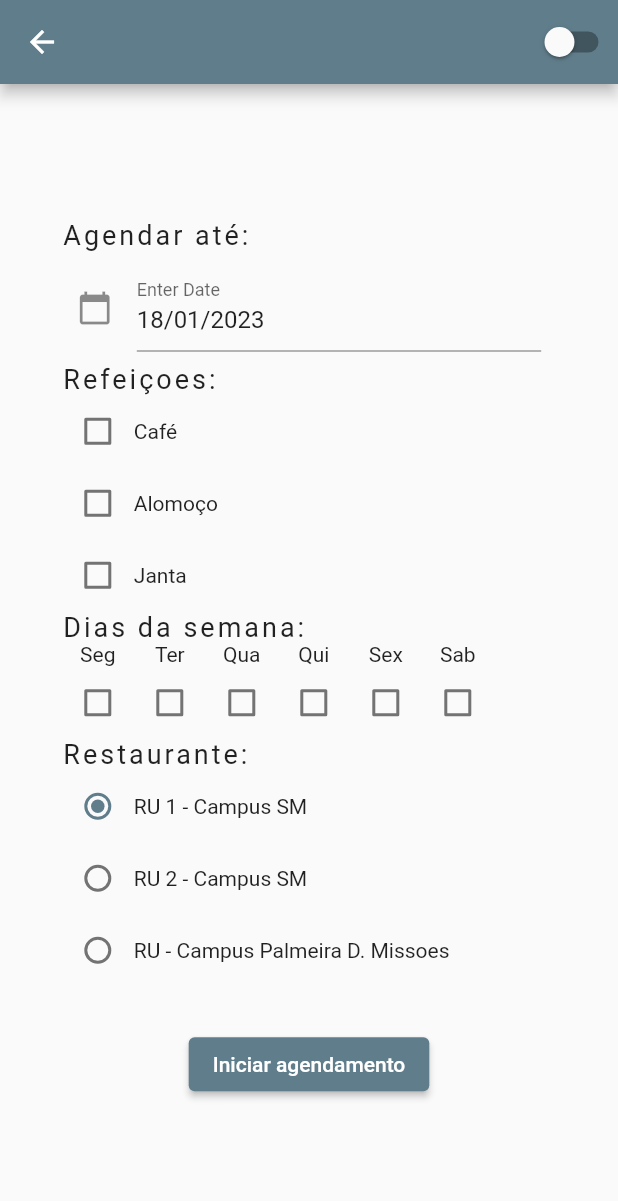
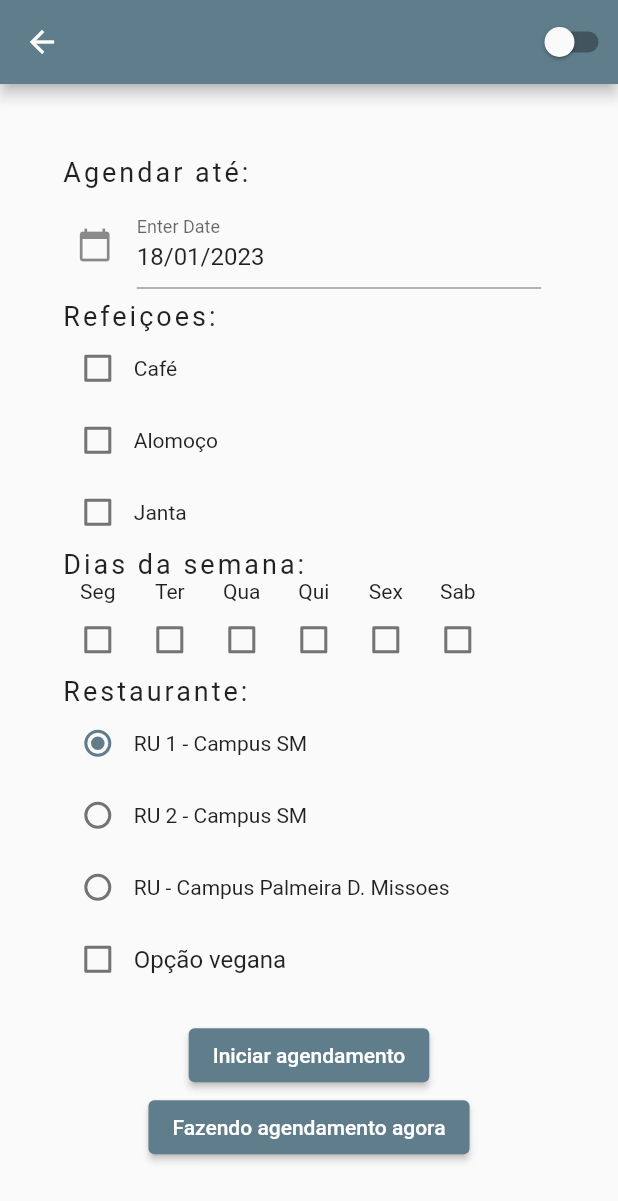
Before and after one commit to crazynds/AgendAiUFSM, a Flutter app: the MyHomePage screen opened directly with empty values, on a phone screen of 412 x 824 dp. Shown: the top 1201 px of the screen. Run offline on Flutter 3.47's test engine with Material 2 defaults, Android fonts, the phone set to English and light mode, and no system bars; our stand-ins replace cookie_jar, dio, dio_cookie_manager, flutter_dotenv, image_picker; missing offline and left inert: flutter_tesseract_ocr, workmanager.

Commit message:
feat: adicionado item de vegano e sistema de adicionar na fila os próximos agendamentos

```diff
--- a/lib/controllers/HttpController.dart
+++ b/lib/controllers/HttpController.dart
@@ -10,6 +10,7 @@ class HttpController {
 
   final dio = Dio();
   final cookieJar = CookieJar();
+  late CookieManager cookieManager;
 
   Map<String, String> globalHeaders = {
     HttpHeaders.acceptHeader: '*/*',
@@ -17,7 +18,8 @@ class HttpController {
   };
 
   HttpController() {
-    dio.interceptors.add(CookieManager(cookieJar));
+    cookieManager = CookieManager(cookieJar);
+    dio.interceptors.add(cookieManager);
   }
 
   Future<Response<dynamic>> post(String url, Options options, Map body) async {
--- a/lib/controllers/OCRController.dart
+++ b/lib/controllers/OCRController.dart
@@ -35,5 +35,7 @@ class OCRController {
   Future<void> fixRecycle() async {
     await getText(
         'https://tesseract.projectnaptha.com/img/eng_bw.png', ['eng'], {});
+
+    print("executou fix recycle");
   }
 }
--- a/lib/main.dart
+++ b/lib/main.dart
@@ -10,9 +10,9 @@ import 'package:workmanager/workmanager.dart';
 @pragma('vm:entry-point')
 void callbackDispatcher() {
   Workmanager().executeTask((task, inputData) async {
+    await OCRController.instance.fixRecycle();
     await FileController.loadDirectory();
     await WorkmanagerController.callable(task, inputData);
-    await OCRController.instance.fixRecycle();
     return true;
   });
 }
--- a/lib/models/Model.dart
+++ b/lib/models/Model.dart
@@ -2,6 +2,7 @@ import 'package:agendai_ufsm/controllers/FileController.dart';
 import 'package:agendai_ufsm/models/History.dart';
 import 'package:agendai_ufsm/models/RuSchedule.dart';
 import 'package:agendai_ufsm/models/RuScheduleConfiguration.dart';
+import 'package:agendai_ufsm/models/User.dart';
 
 abstract class Model {
   static final Map _instaces = {};
@@ -15,6 +16,8 @@ abstract class Model {
         return RuSchedule.fromJson(json) as T;
       case History:
         return History.fromJson(json) as T;
+      case User:
+        return User.fromJson(json) as T;
       default:
         throw UnimplementedError();
     }
--- a/lib/models/RuScheduleConfiguration.dart
+++ b/lib/models/RuScheduleConfiguration.dart
@@ -6,7 +6,7 @@ class RuScheduleConfiguration extends Model {
   static final String _fileName = 'scheduleConfig.json';
   List<bool> dayOfWeek;
 
-  bool cafe, almoco, janta;
+  bool cafe, almoco, janta, vegano;
   RestauranteUFSM local;
 
   DateTime fimSchedule;
@@ -17,7 +17,8 @@ class RuScheduleConfiguration extends Model {
       required this.janta,
       required this.local,
       required this.dayOfWeek,
-      required this.fimSchedule});
+      required this.fimSchedule,
+      required this.vegano});
 
   @override
   factory RuScheduleConfiguration.fromJson(Map<String, dynamic> data) =>
@@ -31,7 +32,8 @@ class RuScheduleConfiguration extends Model {
                   DateFormat("dd/MM/yyyy")
                       .format(DateTime.now().subtract(Duration(days: 3)))),
           dayOfWeek: List<bool>.from(data['dayOfWeek'] ??
-              [false, false, false, false, false, false, false]));
+              [false, false, false, false, false, false, false]),
+          vegano: data['vegano'] ?? false);
 
   @override
   Map<String, dynamic> toJson() => {
@@ -40,7 +42,8 @@ class RuScheduleConfiguration extends Model {
         'janta': janta,
         'restaurante': local.index,
         'fimSchedule': DateFormat('dd/MM/yyyy').format(fimSchedule),
-        'dayOfWeek': dayOfWeek
+        'dayOfWeek': dayOfWeek,
+        'vegano': vegano,
       };
 
   static RuScheduleConfiguration load() {
--- a/lib/pages/MyHomePage.dart
+++ b/lib/pages/MyHomePage.dart
@@ -1,6 +1,7 @@
 import 'package:agendai_ufsm/components/DarkSwitch.dart';
 import 'package:agendai_ufsm/controllers/AppController.dart';
 import 'package:agendai_ufsm/controllers/RuController.dart';
+import 'package:agendai_ufsm/controllers/WorkmanagerController.dart';
 import 'package:agendai_ufsm/models/History.dart';
 import 'package:agendai_ufsm/models/RuScheduleConfiguration.dart';
 import 'package:flutter/material.dart';
@@ -22,6 +23,7 @@ class _MyHomePageState extends State<MyHomePage> {
   RestauranteUFSM _restauranteUfsm;
   List<bool> _diasDaSemana;
   DateTime _initialDate;
+  bool _vegano;
 
   TextEditingController _dateController;
 
@@ -29,6 +31,7 @@ class _MyHomePageState extends State<MyHomePage> {
       : _almoco = true,
         _cafe = false,
         _janta = false,
+        _vegano = false,
         _restauranteUfsm = RestauranteUFSM.ru1,
         _diasDaSemana = [false, true, true, true, true, true, false],
         _dateController = TextEditingController(),
@@ -37,6 +40,7 @@ class _MyHomePageState extends State<MyHomePage> {
     _almoco = ruConfig.almoco;
     _cafe = ruConfig.cafe;
     _janta = ruConfig.janta;
+    _vegano = ruConfig.vegano;
     _restauranteUfsm = ruConfig.local;
     _diasDaSemana = List<bool>.from(ruConfig.dayOfWeek);
     _dateController.text =
@@ -75,7 +79,13 @@ class _MyHomePageState extends State<MyHomePage> {
                             onTap: () async {
                               DateTime? pickedDate = await showDatePicker(
                                   context: context,
-                                  initialDate: _initialDate, //get today's date
+                                  initialDate: DateTime.now()
+                                              .add(Duration(days: 1))
+                                              .compareTo(_initialDate) <
+                                          0
+                                      ? _initialDate
+                                      : DateTime.now().add(
+                                          Duration(days: 1)), //get today's date
                                   firstDate: DateTime.now().add(Duration(
                                       days:
                                           1)), //DateTime.now() - not to allow to choose before today.
@@ -267,8 +277,24 @@ class _MyHomePageState extends State<MyHomePage> {
                     // todo
                   ],
                 ),
+                Row(
+                  children: [
+                    Checkbox(
+                        value: _vegano,
+                        onChanged: (value) {
+                          if (value == null) return;
+                          setState(() {
+                            _vegano = value;
+                          });
+                        }),
+                    Text(
+                      "Opção vegana",
+                      style: TextStyle(fontSize: 16),
+                    )
+                  ],
+                ),
                 Padding(
-                  padding: const EdgeInsets.only(top: 28.0),
+                  padding: const EdgeInsets.only(top: 16.0),
                   child: ElevatedButton(
                     onPressed: () {
                       var ru = RuScheduleConfiguration.load();
@@ -290,10 +316,18 @@ class _MyHomePageState extends State<MyHomePage> {
                           "agendar-ru", "agendar-ru",
                           frequency: Duration(minutes: 15),
                           initialDelay: Duration(minutes: 1));
+                      ScaffoldMessenger.of(context).showSnackBar(SnackBar(
+                          content: Text('Agendamento automático ativado')));
                     },
                     child: Text('Iniciar agendamento'),
                   ),
                 ),
+                ElevatedButton(
+                    onPressed: () {
+                      print('executou aq');
+                      WorkmanagerController.agendarRu();
+                    },
+                    child: Text('Fazendo agendamento agora'))
               ],
             )),
       ),
```
Also changed, not shown: lib/controllers/RuController.dart (+60 -0 lines), lib/controllers/WorkmanagerController.dart (+61 -28 lines).
